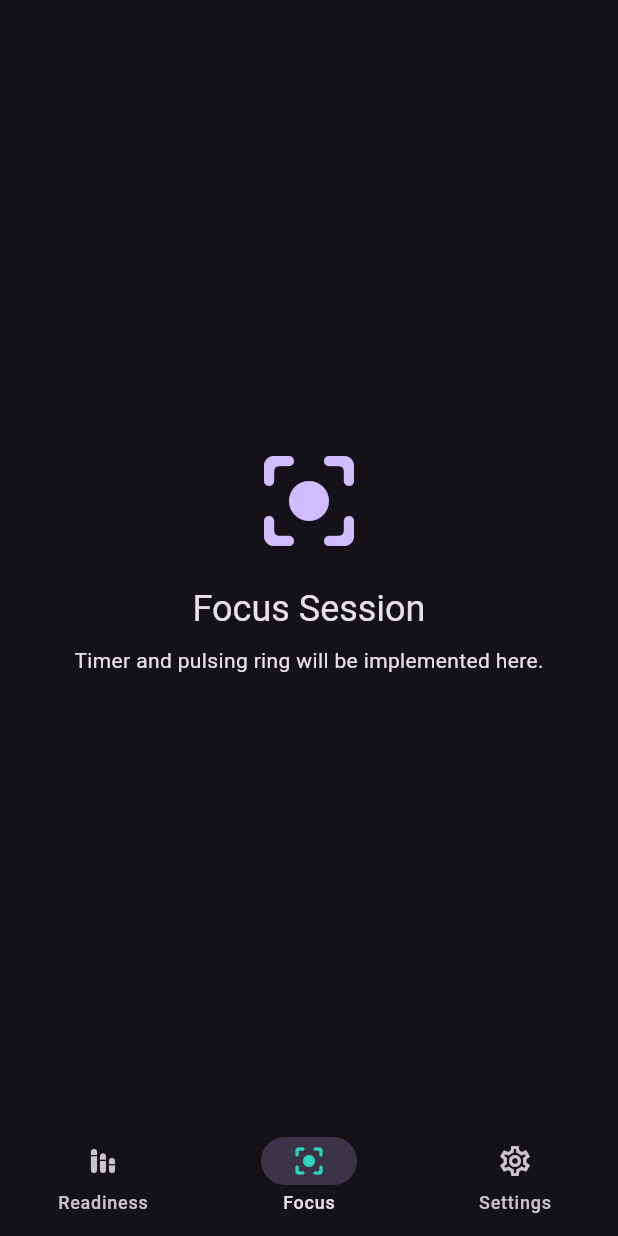
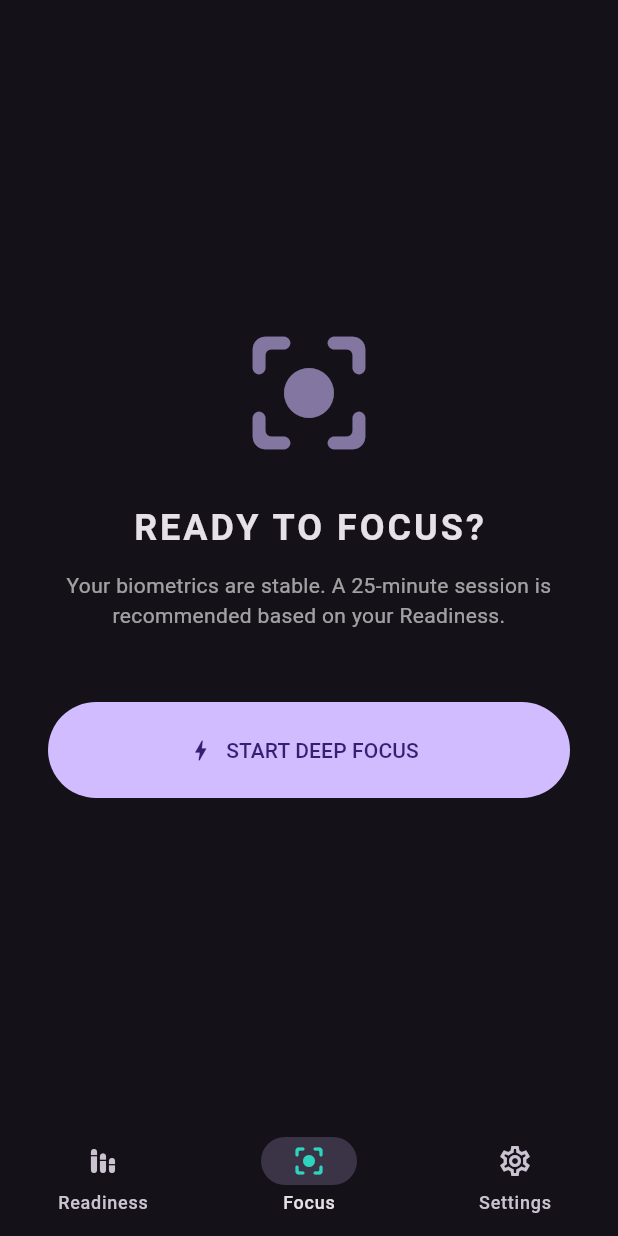
Before and after one commit to FilippoIsoni/Focusmaxxer, a Flutter app: the screen it shows after launch, item 2 of the bottom bar chosen, on a phone screen of 412 x 824 dp. Run offline on Flutter 3.47's test engine with Material 3 defaults, Android fonts, the phone set to English and light mode, and no system bars.

Commit message:
Bozza di focus mode page e collegamento alla dashboard

```diff
--- a/lib/screens/home_dashboard.dart
+++ b/lib/screens/home_dashboard.dart
@@ -2,6 +2,7 @@ import 'package:flutter/material.dart';
 import 'package:provider/provider.dart';
 import '../providers/auth_provider.dart';
 import '../providers/bio_provider.dart';
+import 'focus_mode_page.dart';
 
 class HomeDashboard extends StatefulWidget {
   const HomeDashboard({super.key});
@@ -15,7 +16,7 @@ class _HomeDashboardState extends State<HomeDashboard> {
 
   final List<Widget> _pages = [
     const _ReadinessPlaceholder(),
-    const _FocusTimerPlaceholder(),
+    const _FocusStartGate(),
     const _SettingsPlaceholder(),
   ];
 
@@ -118,29 +119,61 @@ class _ReadinessPlaceholder extends StatelessWidget {
 }
 
 // 2. FOCUS TIMER
-class _FocusTimerPlaceholder extends StatelessWidget {
-  const _FocusTimerPlaceholder();
+class _FocusStartGate extends StatelessWidget {
+  const _FocusStartGate();
 
   @override
   Widget build(BuildContext context) {
+    final colorScheme = Theme.of(context).colorScheme;
+
     return SafeArea(
       child: Center(
+        child: Padding(
+          padding: const EdgeInsets.all(32.0),
           child: Column(
             mainAxisAlignment: MainAxisAlignment.center,
             children: [
               Icon(
                 Icons.center_focus_strong_rounded,
-              size: 80,
-              color: Theme.of(context).colorScheme.primary,
+                size: 100,
+                color: colorScheme.primary.withAlpha(150),
               ),
-            const SizedBox(height: 16),
+              const SizedBox(height: 24),
               Text(
-              'Focus Session',
-              style: Theme.of(context).textTheme.headlineSmall,
+                "READY TO FOCUS?",
+                style: Theme.of(context).textTheme.headlineSmall?.copyWith(
+                  fontWeight: FontWeight.bold,
+                  letterSpacing: 2,
                 ),
-            const SizedBox(height: 8),
-            const Text('Timer and pulsing ring will be implemented here.'),
+              ),
+              const SizedBox(height: 12),
+              const Text(
+                "Your biometrics are stable. A 25-minute session is recommended based on your Readiness.",
+                textAlign: TextAlign.center,
+                style: TextStyle(color: Colors.white60),
+              ),
+              const SizedBox(height: 48),
+
+              // IL TASTO CHE LANCIA LA SESSIONE A TUTTO SCHERMO
+              SizedBox(
+                width: double.infinity,
+                height: 64,
+                child: FilledButton.icon(
+                  onPressed: () {
+                    // PUSH A TUTTO SCHERMO: Copre la Navigation Bar
+                    Navigator.of(context).push(
+                      MaterialPageRoute(
+                        builder: (context) => const FocusModePage(),
+                        fullscreenDialog: true,
+                      ),
+                    );
+                  },
+                  icon: const Icon(Icons.bolt_rounded),
+                  label: const Text("START DEEP FOCUS"),
+                ),
+              ),
             ],
+          ),
         ),
       ),
     );
```
Also changed, not shown: lib/screens/focus_mode_page.dart (+243 -0 lines), pubspec.lock. Lines whose indentation alone changed are shown as unchanged.
